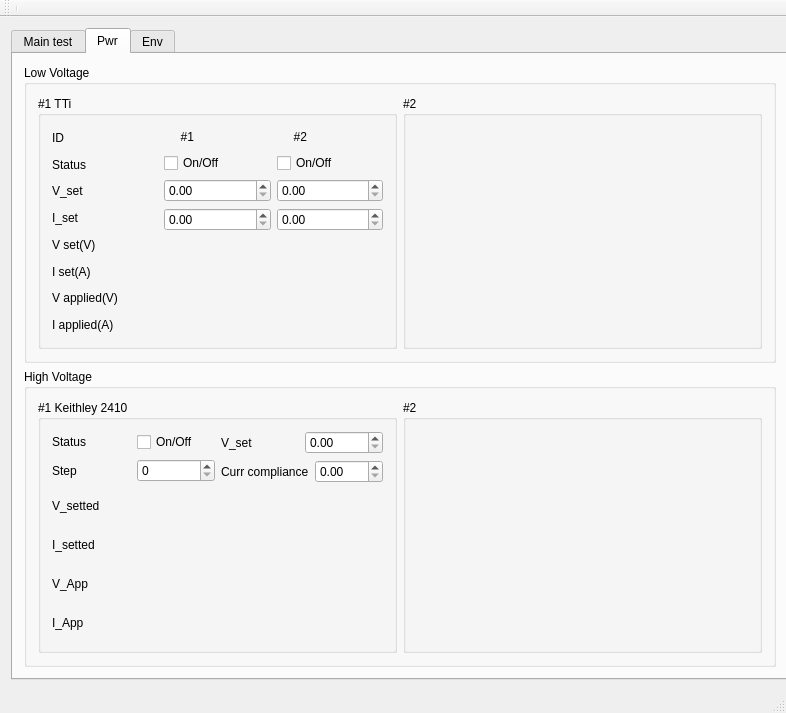
thomaseichhorn/burnin, file mainwindow.ui: the form before one commit.
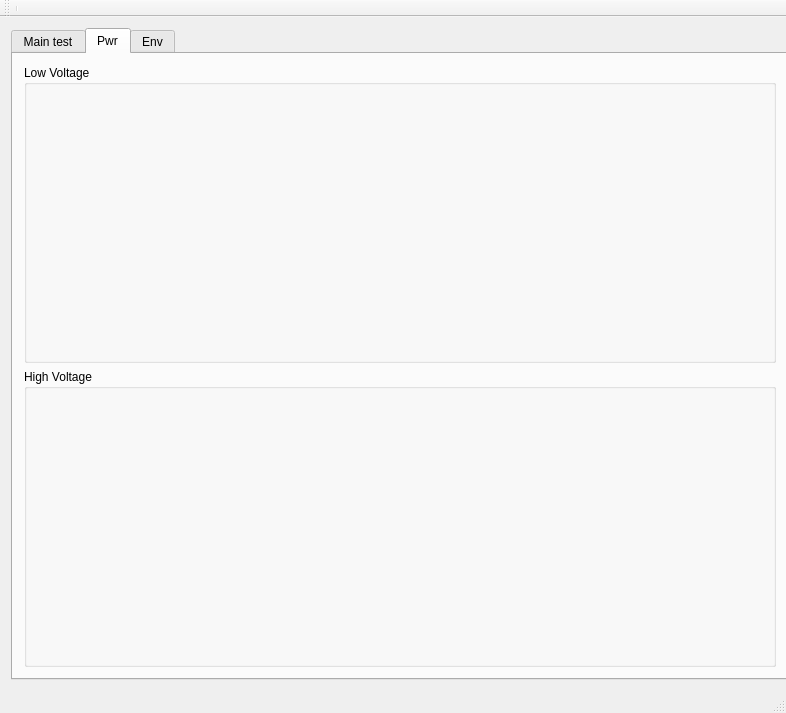
The form after the commit.

The edit to the form file:
```diff
--- a/mainwindow.ui
+++ b/mainwindow.ui
@@ -201,195 +201,6 @@
           <property name="title">
            <string>Low Voltage</string>
           </property>
-          <layout class="QGridLayout" name="gridLayout">
-           <item row="0" column="1">
-            <widget class="QGroupBox" name="groupBox_4">
-             <property name="title">
-              <string>#2</string>
-             </property>
-            </widget>
-           </item>
-           <item row="0" column="0">
-            <widget class="QGroupBox" name="groupBox_5">
-             <property name="title">
-              <string>#1 TTi</string>
-             </property>
-             <layout class="QHBoxLayout" name="horizontalLayout_5">
-              <item>
-               <layout class="QHBoxLayout" name="horizontalLayout_3">
-                <item>
-                 <layout class="QVBoxLayout" name="verticalLayout_4">
-                  <item>
-                   <widget class="QLabel" name="label_3">
-                    <property name="text">
-                     <string>ID</string>
-                    </property>
-                   </widget>
-                  </item>
-                  <item>
-                   <widget class="QLabel" name="label_6">
-                    <property name="text">
-                     <string>Status</string>
-                    </property>
-                   </widget>
-                  </item>
-                  <item>
-                   <widget class="QLabel" name="label_4">
-                    <property name="text">
-                     <string>V_set</string>
-                    </property>
-                   </widget>
-                  </item>
-                  <item>
-                   <widget class="QLabel" name="label_5">
-                    <property name="text">
-                     <string>I_set</string>
-                    </property>
-                   </widget>
-                  </item>
-                  <item>
-                   <widget class="QLabel" name="label_11">
-                    <property name="text">
-                     <string>V set(V)</string>
-                    </property>
-                   </widget>
-                  </item>
-                  <item>
-                   <widget class="QLabel" name="label_12">
-                    <property name="text">
-                     <string>I set(A)</string>
-                    </property>
-                   </widget>
-                  </item>
-                  <item>
-                   <widget class="QLabel" name="label_7">
-                    <property name="text">
-                     <string>V applied(V)</string>
-                    </property>
-                   </widget>
-                  </item>
-                  <item>
-                   <widget class="QLabel" name="label_8">
-                    <property name="text">
-                     <string>I applied(A)</string>
-                    </property>
-                   </widget>
-                  </item>
-                 </layout>
-                </item>
-                <item>
-                 <layout class="QVBoxLayout" name="verticalLayout_12">
-                  <item>
-                   <widget class="QLabel" name="label_9">
-                    <property name="text">
-                     <string>     #1</string>
-                    </property>
-                   </widget>
-                  </item>
-                  <item>
-                   <widget class="QCheckBox" name="Status1_On_checkBox">
-                    <property name="cursor">
-                     <cursorShape>OpenHandCursor</cursorShape>
-                    </property>
-                    <property name="text">
-                     <string>On/Off</string>
-                    </property>
-                   </widget>
-                  </item>
-                  <item>
-                   <widget class="QDoubleSpinBox" name="V1_set_doubleSpinBox"/>
-                  </item>
-                  <item>
-                   <widget class="QDoubleSpinBox" name="I1_set_doubleSpinBox"/>
-                  </item>
-                  <item>
-                   <widget class="QLabel" name="V1_setted">
-                    <property name="text">
-                     <string/>
-                    </property>
-                   </widget>
-                  </item>
-                  <item>
-                   <widget class="QLabel" name="I1_setted">
-                    <property name="text">
-                     <string/>
-                    </property>
-                   </widget>
-                  </item>
-                  <item>
-                   <widget class="QLabel" name="V1_App">
-                    <property name="text">
-                     <string/>
-                    </property>
-                   </widget>
-                  </item>
-                  <item>
-                   <widget class="QLabel" name="I1_App">
-                    <property name="text">
-                     <string/>
-                    </property>
-                   </widget>
-                  </item>
-                 </layout>
-                </item>
-                <item>
-                 <layout class="QVBoxLayout" name="verticalLayout_13">
-                  <item>
-                   <widget class="QLabel" name="label_10">
-                    <property name="text">
-                     <string>     #2</string>
-                    </property>
-                   </widget>
-                  </item>
-                  <item>
-                   <widget class="QCheckBox" name="Status2_On_checkBox_3">
-                    <property name="text">
-                     <string>On/Off</string>
-                    </property>
-                   </widget>
-                  </item>
-                  <item>
-                   <widget class="QDoubleSpinBox" name="V2_set_doubleSpinBox"/>
-                  </item>
-                  <item>
-                   <widget class="QDoubleSpinBox" name="I2_set_doubleSpinBox"/>
-                  </item>
-                  <item>
-                   <widget class="QLabel" name="V2_setted">
-                    <property name="text">
-                     <string/>
-                    </property>
-                   </widget>
-                  </item>
-                  <item>
-                   <widget class="QLabel" name="I2_setted">
-                    <property name="text">
-                     <string/>
-                    </property>
-                   </widget>
-                  </item>
-                  <item>
-                   <widget class="QLabel" name="V2_app">
-                    <property name="text">
-                     <string/>
-                    </property>
-                   </widget>
-                  </item>
-                  <item>
-                   <widget class="QLabel" name="I2_app">
-                    <property name="text">
-                     <string/>
-                    </property>
-                   </widget>
-                  </item>
-                 </layout>
-                </item>
-               </layout>
-              </item>
-             </layout>
-            </widget>
-           </item>
-          </layout>
          </widget>
         </item>
         <item>
@@ -397,176 +208,6 @@
           <property name="title">
            <string>High Voltage</string>
           </property>
-          <layout class="QHBoxLayout" name="horizontalLayout_14">
-           <item>
-            <widget class="QGroupBox" name="groupBox_3">
-             <property name="title">
-              <string>#1 Keithley 2410</string>
-             </property>
-             <layout class="QHBoxLayout" name="horizontalLayout_7">
-              <item>
-               <layout class="QVBoxLayout" name="verticalLayout_10">
-                <item>
-                 <layout class="QGridLayout" name="gridLayout_3">
-                  <item row="0" column="0">
-                   <layout class="QVBoxLayout" name="verticalLayout_8">
-                    <item>
-                     <layout class="QHBoxLayout" name="horizontalLayout_15">
-                      <item>
-                       <widget class="QLabel" name="label_15">
-                        <property name="text">
-                         <string>Status</string>
-                        </property>
-                       </widget>
-                      </item>
-                      <item>
-                       <widget class="QCheckBox" name="Keithley_checkBox">
-                        <property name="text">
-                         <string>On/Off</string>
-                        </property>
-                       </widget>
-                      </item>
-                     </layout>
-                    </item>
-                    <item>
-                     <layout class="QHBoxLayout" name="horizontalLayout_6">
-                      <item>
-                       <widget class="QLabel" name="label_24">
-                        <property name="text">
-                         <string>Step</string>
-                        </property>
-                       </widget>
-                      </item>
-                      <item>
-                       <widget class="QSpinBox" name="Keithley_Step_spinbox"/>
-                      </item>
-                     </layout>
-                    </item>
-                   </layout>
-                  </item>
-                  <item row="0" column="1">
-                   <layout class="QVBoxLayout" name="verticalLayout_9">
-                    <item>
-                     <layout class="QHBoxLayout" name="horizontalLayout_17">
-                      <item>
-                       <widget class="QLabel" name="label_16">
-                        <property name="text">
-                         <string>V_set</string>
-                        </property>
-                       </widget>
-                      </item>
-                      <item>
-                       <widget class="QDoubleSpinBox" name="Keithley_V_set_doubleSpinBox"/>
-                      </item>
-                     </layout>
-                    </item>
-                    <item>
-                     <layout class="QHBoxLayout" name="horizontalLayout_16">
-                      <item>
-                       <widget class="QLabel" name="label_17">
-                        <property name="text">
-                         <string>Curr compliance</string>
-                        </property>
-                       </widget>
-                      </item>
-                      <item>
-                       <widget class="QDoubleSpinBox" name="Keithley_CurrentCompliance_set_doubleSpinBox"/>
-                      </item>
-                     </layout>
-                    </item>
-                   </layout>
-                  </item>
-                 </layout>
-                </item>
-                <item>
-                 <layout class="QVBoxLayout" name="verticalLayout_6">
-                  <item>
-                   <layout class="QHBoxLayout" name="horizontalLayout_19">
-                    <item>
-                     <widget class="QLabel" name="label_18">
-                      <property name="text">
-                       <string>V_setted</string>
-                      </property>
-                     </widget>
-                    </item>
-                    <item>
-                     <widget class="QLabel" name="V_setted">
-                      <property name="text">
-                       <string/>
-                      </property>
-                     </widget>
-                    </item>
-                   </layout>
-                  </item>
-                  <item>
-                   <layout class="QHBoxLayout" name="horizontalLayout_20">
-                    <item>
-                     <widget class="QLabel" name="label_19">
-                      <property name="text">
-                       <string>I_setted</string>
-                      </property>
-                     </widget>
-                    </item>
-                    <item>
-                     <widget class="QLabel" name="I_setted">
-                      <property name="text">
-                       <string/>
-                      </property>
-                     </widget>
-                    </item>
-                   </layout>
-                  </item>
-                  <item>
-                   <layout class="QHBoxLayout" name="horizontalLayout_22">
-                    <item>
-                     <widget class="QLabel" name="label_22">
-                      <property name="text">
-                       <string>V_App</string>
-                      </property>
-                     </widget>
-                    </item>
-                    <item>
-                     <widget class="QLabel" name="V_App">
-                      <property name="text">
-                       <string/>
-                      </property>
-                     </widget>
-                    </item>
-                   </layout>
-                  </item>
-                  <item>
-                   <layout class="QHBoxLayout" name="horizontalLayout_23">
-                    <item>
-                     <widget class="QLabel" name="label_21">
-                      <property name="text">
-                       <string>I_App</string>
-                      </property>
-                     </widget>
-                    </item>
-                    <item>
-                     <widget class="QLabel" name="I_App">
-                      <property name="text">
-                       <string/>
-                      </property>
-                     </widget>
-                    </item>
-                   </layout>
-                  </item>
-                 </layout>
-                </item>
-               </layout>
-              </item>
-             </layout>
-            </widget>
-           </item>
-           <item>
-            <widget class="QGroupBox" name="groupBox_6">
-             <property name="title">
-              <string>#2</string>
-             </property>
-            </widget>
-           </item>
-          </layout>
          </widget>
         </item>
        </layout>
```
